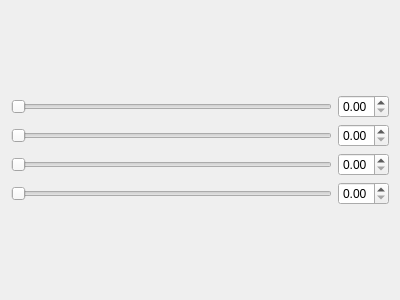
Flanctory-Studio/QtDelivery, file Project/color.ui: the form before one commit.
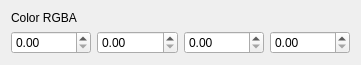
The form after the commit.

What changed in the file:
```diff
--- a/Project/color.ui
+++ b/Project/color.ui
@@ -6,31 +6,23 @@
    <rect>
     <x>0</x>
     <y>0</y>
-    <width>400</width>
-    <height>300</height>
+    <width>361</width>
+    <height>62</height>
    </rect>
   </property>
   <property name="windowTitle">
    <string>Form</string>
   </property>
-  <layout class="QVBoxLayout" name="verticalLayout_2">
-   <item>
     <layout class="QVBoxLayout" name="verticalLayout">
+   <item>
+    <widget class="QLabel" name="colorLabel">
+     <property name="text">
+      <string>Color RGBA</string>
+     </property>
+    </widget>
+   </item>
      <item>
       <layout class="QHBoxLayout" name="horizontalLayout">
-       <item>
-        <widget class="QSlider" name="sliderR">
-         <property name="maximum">
-          <number>100</number>
-         </property>
-         <property name="singleStep">
-          <number>1</number>
-         </property>
-         <property name="orientation">
-          <enum>Qt::Horizontal</enum>
-         </property>
-        </widget>
-       </item>
        <item>
         <widget class="QDoubleSpinBox" name="spinR">
          <property name="maximum">
@@ -41,20 +33,6 @@
          </property>
         </widget>
        </item>
-      </layout>
-     </item>
-     <item>
-      <layout class="QHBoxLayout" name="horizontalLayout_2">
-       <item>
-        <widget class="QSlider" name="sliderG">
-         <property name="maximum">
-          <number>100</number>
-         </property>
-         <property name="orientation">
-          <enum>Qt::Horizontal</enum>
-         </property>
-        </widget>
-       </item>
        <item>
         <widget class="QDoubleSpinBox" name="spinG">
          <property name="maximum">
@@ -65,20 +43,6 @@
          </property>
         </widget>
        </item>
-      </layout>
-     </item>
-     <item>
-      <layout class="QHBoxLayout" name="horizontalLayout_3">
-       <item>
-        <widget class="QSlider" name="sliderB">
-         <property name="maximum">
-          <number>100</number>
-         </property>
-         <property name="orientation">
-          <enum>Qt::Horizontal</enum>
-         </property>
-        </widget>
-       </item>
        <item>
         <widget class="QDoubleSpinBox" name="spinB">
          <property name="maximum">
@@ -89,20 +53,6 @@
          </property>
         </widget>
        </item>
-      </layout>
-     </item>
-     <item>
-      <layout class="QHBoxLayout" name="horizontalLayout_4">
-       <item>
-        <widget class="QSlider" name="sliderA">
-         <property name="maximum">
-          <number>100</number>
-         </property>
-         <property name="orientation">
-          <enum>Qt::Horizontal</enum>
-         </property>
-        </widget>
-       </item>
        <item>
         <widget class="QDoubleSpinBox" name="spinA">
          <property name="maximum">
@@ -112,8 +62,6 @@
           <double>0.010000000000000</double>
          </property>
         </widget>
-       </item>
-      </layout>
      </item>
     </layout>
    </item>
```
Lines whose indentation alone changed are shown as unchanged.
